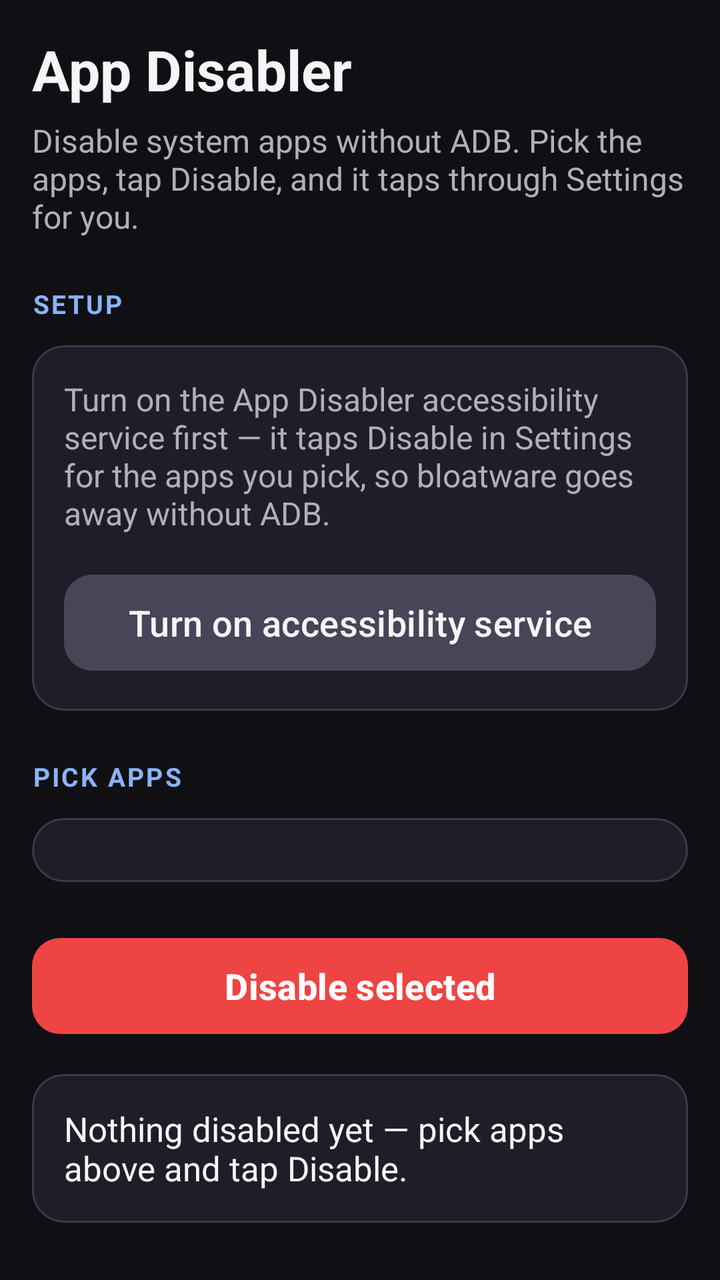
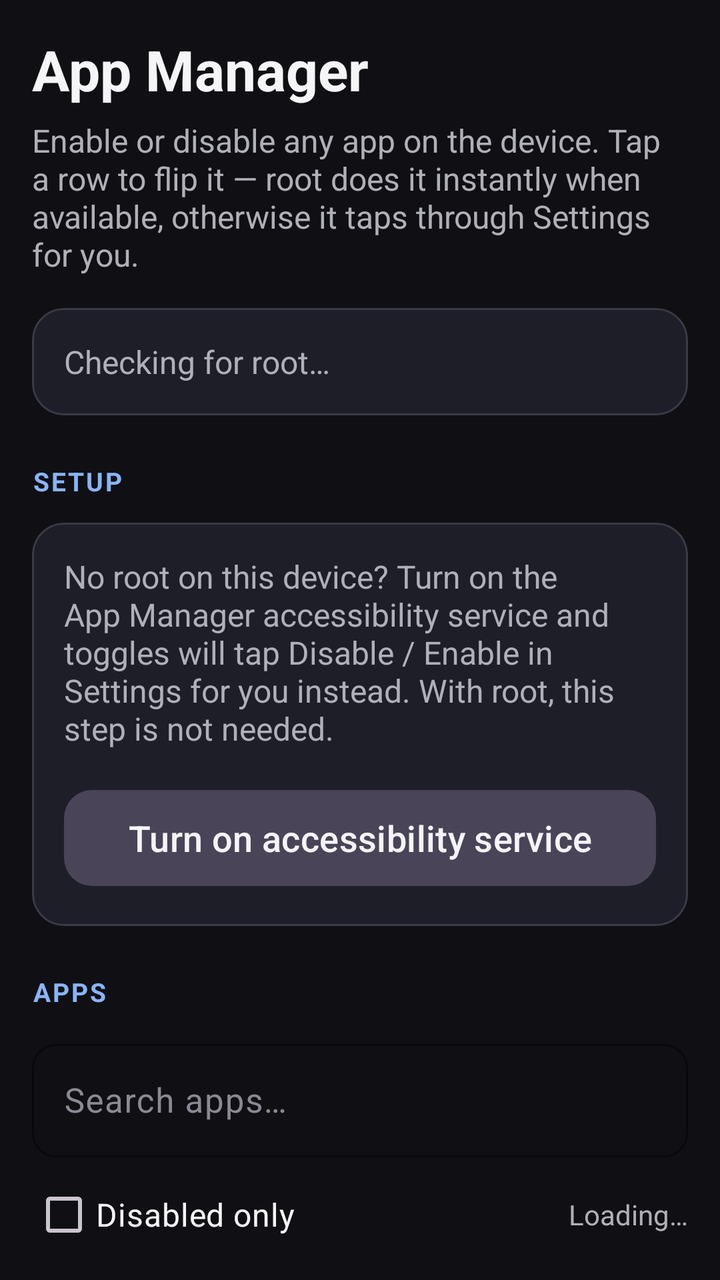

An Android layout rendered at two revisions. The XML below is the earlier revision; the diff shows what the commit changed to produce the second picture.
<!-- AndroidManifest.xml: application theme Theme.AppDisabler -->
<!-- res/layout/activity_main.xml -->
<?xml version="1.0" encoding="utf-8"?>
<ScrollView xmlns:android="http://schemas.android.com/apk/res/android"
    xmlns:app="http://schemas.android.com/apk/res-auto"
    android:layout_width="match_parent"
    android:layout_height="match_parent"
    android:background="@color/ra_background"
    android:padding="16dp">

    <LinearLayout
        android:layout_width="match_parent"
        android:layout_height="wrap_content"
        android:orientation="vertical"
        android:paddingBottom="24dp">

        <TextView
            style="@style/Ra.Text.Title"
            android:layout_width="wrap_content"
            android:layout_height="wrap_content"
            android:text="@string/app_name" />

        <TextView
            style="@style/Ra.Text.Tagline"
            android:layout_width="wrap_content"
            android:layout_height="wrap_content"
            android:layout_marginTop="6dp"
            android:text="@string/app_tagline" />

        
        <TextView
            style="@style/Ra.Text.SectionLabel"
            android:layout_width="wrap_content"
            android:layout_height="wrap_content"
            android:layout_marginTop="24dp"
            android:text="@string/section_setup" />

        <com.google.android.material.card.MaterialCardView
            android:layout_width="match_parent"
            android:layout_height="wrap_content"
            android:layout_marginTop="12dp"
            app:cardBackgroundColor="@color/ra_surface"
            app:cardCornerRadius="16dp"
            app:cardElevation="0dp"
            app:contentPadding="16dp"
            app:strokeColor="@color/ra_outline"
            app:strokeWidth="1dp">

            <LinearLayout
                android:layout_width="match_parent"
                android:layout_height="wrap_content"
                android:orientation="vertical">

                <TextView
                    style="@style/Ra.Text.Body"
                    android:layout_width="wrap_content"
                    android:layout_height="wrap_content"
                    android:text="@string/setup_body" />

                <Button
                    android:id="@+id/accessibility_button"
                    style="@style/Ra.Button.Tonal"
                    android:layout_width="match_parent"
                    android:layout_height="wrap_content"
                    android:layout_marginTop="16dp"
                    android:text="@string/enable_accessibility" />
            </LinearLayout>

        </com.google.android.material.card.MaterialCardView>

        
        <TextView
            style="@style/Ra.Text.SectionLabel"
            android:layout_width="wrap_content"
            android:layout_height="wrap_content"
            android:layout_marginTop="24dp"
            android:text="@string/section_apps" />

        <com.google.android.material.card.MaterialCardView
            android:layout_width="match_parent"
            android:layout_height="wrap_content"
            android:layout_marginTop="12dp"
            app:cardBackgroundColor="@color/ra_surface"
            app:cardCornerRadius="16dp"
            app:cardElevation="0dp"
            app:contentPadding="16dp"
            app:strokeColor="@color/ra_outline"
            app:strokeWidth="1dp">

            <LinearLayout
                android:id="@+id/app_list"
                android:layout_width="match_parent"
                android:layout_height="wrap_content"
                android:orientation="vertical" />

        </com.google.android.material.card.MaterialCardView>

        
        <Button
            android:id="@+id/disable_button"
            style="@style/Ra.Button.Danger"
            android:layout_width="match_parent"
            android:layout_height="wrap_content"
            android:layout_marginTop="24dp"
            android:text="@string/disable_selected" />

        <com.google.android.material.card.MaterialCardView
            android:layout_width="match_parent"
            android:layout_height="wrap_content"
            android:layout_marginTop="16dp"
            app:cardBackgroundColor="@color/ra_surface"
            app:cardCornerRadius="16dp"
            app:cardElevation="0dp"
            app:contentPadding="16dp"
            app:strokeColor="@color/ra_outline"
            app:strokeWidth="1dp">

            <TextView
                android:id="@+id/status_text"
                style="@style/Ra.Text.Status"
                android:layout_width="match_parent"
                android:layout_height="wrap_content"
                android:text="@string/status_idle" />

        </com.google.android.material.card.MaterialCardView>

    </LinearLayout>

</ScrollView>
<!-- resources referenced by this layout -->
<resources>
  <color name="ra_background">#101014</color>
  <color name="ra_outline">#3A3A48</color>
  <color name="ra_surface">#1E1E28</color>
  <string name="app_name">App Disabler</string>
  <string name="app_tagline">Disable system apps without ADB. Pick the apps, tap Disable, and it taps through Settings for you.</string>
  <string name="disable_selected">Disable selected</string>
  <string name="enable_accessibility">Turn on accessibility service</string>
  <string name="section_apps">Pick apps</string>
  <string name="section_setup">Setup</string>
  <string name="setup_body">Turn on the App Disabler accessibility service first — it taps Disable in Settings for the apps you pick, so bloatware goes away without ADB.</string>
  <string name="status_idle">Nothing disabled yet — pick apps above and tap Disable.</string>
  <style name="Ra.Button.Danger" parent="Widget.Material3.Button">
          <item name="android:minHeight">56dp</item>
          <item name="android:textSize">18sp</item>
          <item name="android:textStyle">bold</item>
          <item name="android:textColor">@color/ra_on_primary</item>
          <item name="backgroundTint">@color/ra_danger</item>
          <item name="cornerRadius">14dp</item>
          <item name="android:textAllCaps">false</item>
      </style>
  <style name="Ra.Button.Tonal" parent="Widget.Material3.Button.TonalButton">
          <item name="android:minHeight">56dp</item>
          <item name="android:textSize">18sp</item>
          <item name="android:textColor">@color/ra_text_primary</item>
          <item name="cornerRadius">14dp</item>
          <item name="android:textAllCaps">false</item>
      </style>
  <style name="Ra.Text.Body">
          <item name="android:textSize">16sp</item>
          <item name="android:textColor">@color/ra_text_secondary</item>
      </style>
  <style name="Ra.Text.SectionLabel">
          <item name="android:textSize">13sp</item>
          <item name="android:textStyle">bold</item>
          <item name="android:textColor">@color/ra_primary_light</item>
          <item name="android:letterSpacing">0.08</item>
          <item name="android:textAllCaps">true</item>
      </style>
  <style name="Ra.Text.Status">
          <item name="android:textSize">17sp</item>
          <item name="android:textColor">@color/ra_text_primary</item>
      </style>
  <style name="Ra.Text.Tagline">
          <item name="android:textSize">16sp</item>
          <item name="android:textColor">@color/ra_text_secondary</item>
      </style>
  <style name="Ra.Text.Title">
          <item name="android:textSize">28sp</item>
          <item name="android:textStyle">bold</item>
          <item name="android:textColor">@color/ra_text_primary</item>
      </style>
  <color name="ra_on_primary">#FFFFFF</color>
  <color name="ra_danger">#EF4444</color>
  <color name="ra_text_primary">#F5F5F7</color>
  <color name="ra_text_secondary">#B0B0B8</color>
  <color name="ra_primary_light">#8AB4F8</color>
  <color name="ra_primary">#3B82F6</color>
  <!-- unchanged entries left out for length: 1 -->
</resources>

<!-- the commit's change to res/layout/activity_main.xml (unified diff, before → after) -->
@@ -1,127 +1,165 @@
 <?xml version="1.0" encoding="utf-8"?>
-<ScrollView xmlns:android="http://schemas.android.com/apk/res/android"
+<LinearLayout xmlns:android="http://schemas.android.com/apk/res/android"
     xmlns:app="http://schemas.android.com/apk/res-auto"
     android:layout_width="match_parent"
     android:layout_height="match_parent"
     android:background="@color/ra_background"
+    android:orientation="vertical"
     android:padding="16dp">
+
+    <TextView
+        style="@style/Ra.Text.Title"
+        android:layout_width="wrap_content"
+        android:layout_height="wrap_content"
+        android:text="@string/app_name" />
+
+    <TextView
+        style="@style/Ra.Text.Tagline"
+        android:layout_width="wrap_content"
+        android:layout_height="wrap_content"
+        android:layout_marginTop="6dp"
+        android:text="@string/app_tagline" />
+
+    
+    <com.google.android.material.card.MaterialCardView
+        android:layout_width="match_parent"
+        android:layout_height="wrap_content"
+        android:layout_marginTop="16dp"
+        app:cardBackgroundColor="@color/ra_surface"
+        app:cardCornerRadius="16dp"
+        app:cardElevation="0dp"
+        app:contentPadding="16dp"
+        app:strokeColor="@color/ra_outline"
+        app:strokeWidth="1dp">
+
+        <TextView
+            android:id="@+id/root_status"
+            style="@style/Ra.Text.Body"
+            android:layout_width="match_parent"
+            android:layout_height="wrap_content"
+            android:text="@string/root_checking" />
+
+    </com.google.android.material.card.MaterialCardView>
+
+    
+    <TextView
+        style="@style/Ra.Text.SectionLabel"
+        android:layout_width="wrap_content"
+        android:layout_height="wrap_content"
+        android:layout_marginTop="24dp"
+        android:text="@string/section_setup" />
+
+    <com.google.android.material.card.MaterialCardView
+        android:layout_width="match_parent"
+        android:layout_height="wrap_content"
+        android:layout_marginTop="12dp"
+        app:cardBackgroundColor="@color/ra_surface"
+        app:cardCornerRadius="16dp"
+        app:cardElevation="0dp"
+        app:contentPadding="16dp"
+        app:strokeColor="@color/ra_outline"
+        app:strokeWidth="1dp">
+
+        <LinearLayout
+            android:layout_width="match_parent"
+            android:layout_height="wrap_content"
+            android:orientation="vertical">
+
+            <TextView
+                style="@style/Ra.Text.Body"
+                android:layout_width="wrap_content"
+                android:layout_height="wrap_content"
+                android:text="@string/setup_body" />
+
+            <Button
+                android:id="@+id/accessibility_button"
+                style="@style/Ra.Button.Tonal"
+                android:layout_width="match_parent"
+                android:layout_height="wrap_content"
+                android:layout_marginTop="16dp"
+                android:text="@string/enable_accessibility" />
+        </LinearLayout>
+
+    </com.google.android.material.card.MaterialCardView>
+
+    
+    <TextView
+        style="@style/Ra.Text.SectionLabel"
+        android:layout_width="wrap_content"
+        android:layout_height="wrap_content"
+        android:layout_marginTop="24dp"
+        android:text="@string/section_apps" />
+
+    <com.google.android.material.textfield.TextInputLayout
+        style="@style/Ra.Input"
+        android:layout_width="match_parent"
+        android:layout_height="wrap_content"
+        android:layout_marginTop="12dp"
+        android:hint="@string/search_hint">
+
+        <com.google.android.material.textfield.TextInputEditText
+            android:id="@+id/search_box"
+            android:layout_width="match_parent"
+            android:layout_height="wrap_content"
+            android:inputType="text"
+            android:textSize="17sp" />
+
+    </com.google.android.material.textfield.TextInputLayout>
 
     <LinearLayout
         android:layout_width="match_parent"
         android:layout_height="wrap_content"
-        android:orientation="vertical"
-        android:paddingBottom="24dp">
+        android:layout_marginTop="12dp"
+        android:gravity="center_vertical"
+        android:orientation="horizontal">
+
+        <com.google.android.material.checkbox.MaterialCheckBox
+            android:id="@+id/disabled_only"
+            android:layout_width="wrap_content"
+            android:layout_height="wrap_content"
+            android:minHeight="48dp"
+            android:text="@string/disabled_only"
+            android:textColor="@color/ra_text_primary"
+            android:textSize="16sp" />
 
         <TextView
-            style="@style/Ra.Text.Title"
-            android:layout_width="wrap_content"
+            android:id="@+id/list_count"
+            style="@style/Ra.Text.Note"
+            android:layout_width="0dp"
             android:layout_height="wrap_content"
-            android:text="@string/app_name" />
-
-        <TextView
-            style="@style/Ra.Text.Tagline"
-            android:layout_width="wrap_content"
-            android:layout_height="wrap_content"
-            android:layout_marginTop="6dp"
-            android:text="@string/app_tagline" />
-
-        
-        <TextView
-            style="@style/Ra.Text.SectionLabel"
-            android:layout_width="wrap_content"
-            android:layout_height="wrap_content"
-            android:layout_marginTop="24dp"
-            android:text="@string/section_setup" />
-
-        <com.google.android.material.card.MaterialCardView
-            android:layout_width="match_parent"
-            android:layout_height="wrap_content"
-            android:layout_marginTop="12dp"
-            app:cardBackgroundColor="@color/ra_surface"
-            app:cardCornerRadius="16dp"
-            app:cardElevation="0dp"
-            app:contentPadding="16dp"
-            app:strokeColor="@color/ra_outline"
-            app:strokeWidth="1dp">
-
-            <LinearLayout
-                android:layout_width="match_parent"
-                android:layout_height="wrap_content"
-                android:orientation="vertical">
-
-                <TextView
-                    style="@style/Ra.Text.Body"
-                    android:layout_width="wrap_content"
-                    android:layout_height="wrap_content"
-                    android:text="@string/setup_body" />
-
-                <Button
-                    android:id="@+id/accessibility_button"
-                    style="@style/Ra.Button.Tonal"
-                    android:layout_width="match_parent"
-                    android:layout_height="wrap_content"
-                    android:layout_marginTop="16dp"
-                    android:text="@string/enable_accessibility" />
-            </LinearLayout>
-
-        </com.google.android.material.card.MaterialCardView>
-
-        
-        <TextView
-            style="@style/Ra.Text.SectionLabel"
-            android:layout_width="wrap_content"
-            android:layout_height="wrap_content"
-            android:layout_marginTop="24dp"
-            android:text="@string/section_apps" />
-
-        <com.google.android.material.card.MaterialCardView
-            android:layout_width="match_parent"
-            android:layout_height="wrap_content"
-            android:layout_marginTop="12dp"
-            app:cardBackgroundColor="@color/ra_surface"
-            app:cardCornerRadius="16dp"
-            app:cardElevation="0dp"
-            app:contentPadding="16dp"
-            app:strokeColor="@color/ra_outline"
-            app:strokeWidth="1dp">
-
-            <LinearLayout
-                android:id="@+id/app_list"
-                android:layout_width="match_parent"
-                android:layout_height="wrap_content"
-                android:orientation="vertical" />
-
-        </com.google.android.material.card.MaterialCardView>
-
-        
-        <Button
-            android:id="@+id/disable_button"
-            style="@style/Ra.Button.Danger"
-            android:layout_width="match_parent"
-            android:layout_height="wrap_content"
-            android:layout_marginTop="24dp"
-            android:text="@string/disable_selected" />
-
-        <com.google.android.material.card.MaterialCardView
-            android:layout_width="match_parent"
-            android:layout_height="wrap_content"
-            android:layout_marginTop="16dp"
-            app:cardBackgroundColor="@color/ra_surface"
-            app:cardCornerRadius="16dp"
-            app:cardElevation="0dp"
-            app:contentPadding="16dp"
-            app:strokeColor="@color/ra_outline"
-            app:strokeWidth="1dp">
-
-            <TextView
-                android:id="@+id/status_text"
-                style="@style/Ra.Text.Status"
-                android:layout_width="match_parent"
-                android:layout_height="wrap_content"
-                android:text="@string/status_idle" />
-
-        </com.google.android.material.card.MaterialCardView>
+            android:layout_weight="1"
+            android:gravity="end"
+            android:text="@string/count_loading" />
 
     </LinearLayout>
 
-</ScrollView>
+    
+    <androidx.recyclerview.widget.RecyclerView
+        android:id="@+id/app_list"
+        android:layout_width="match_parent"
+        android:layout_height="0dp"
+        android:layout_marginTop="8dp"
+        android:layout_weight="1" />
+
+    
+    <com.google.android.material.card.MaterialCardView
+        android:layout_width="match_parent"
+        android:layout_height="wrap_content"
+        android:layout_marginTop="16dp"
+        app:cardBackgroundColor="@color/ra_surface"
+        app:cardCornerRadius="16dp"
+        app:cardElevation="0dp"
+        app:contentPadding="16dp"
+        app:strokeColor="@color/ra_outline"
+        app:strokeWidth="1dp">
+
+        <TextView
+            android:id="@+id/status_text"
+            style="@style/Ra.Text.Status"
+            android:layout_width="match_parent"
+            android:layout_height="wrap_content"
+            android:text="@string/status_idle" />
+
+    </com.google.android.material.card.MaterialCardView>
+
+</LinearLayout>
<!-- resource entries referenced after the edit -->
@@ -3,23 +3,17 @@
   <color name="ra_background">#101014</color>
   <color name="ra_outline">#3A3A48</color>
   <color name="ra_surface">#1E1E28</color>
-  <string name="app_name">App Disabler</string>
-  <string name="app_tagline">Disable system apps without ADB. Pick the apps, tap Disable, and it taps through Settings for you.</string>
-  <string name="disable_selected">Disable selected</string>
+  <string name="app_name">App Manager</string>
+  <string name="app_tagline">Enable or disable any app on the device. Tap a row to flip it — root does it instantly when available, otherwise it taps through Settings for you.</string>
+  <string name="count_loading">Loading…</string>
+  <string name="disabled_only">Disabled only</string>
   <string name="enable_accessibility">Turn on accessibility service</string>
-  <string name="section_apps">Pick apps</string>
+  <string name="root_checking">Checking for root…</string>
+  <string name="search_hint">Search apps…</string>
+  <string name="section_apps">Apps</string>
   <string name="section_setup">Setup</string>
-  <string name="setup_body">Turn on the App Disabler accessibility service first — it taps Disable in Settings for the apps you pick, so bloatware goes away without ADB.</string>
-  <string name="status_idle">Nothing disabled yet — pick apps above and tap Disable.</string>
-  <style name="Ra.Button.Danger" parent="Widget.Material3.Button">
-          <item name="android:minHeight">56dp</item>
-          <item name="android:textSize">18sp</item>
-          <item name="android:textStyle">bold</item>
-          <item name="android:textColor">@color/ra_on_primary</item>
-          <item name="backgroundTint">@color/ra_danger</item>
-          <item name="cornerRadius">14dp</item>
-          <item name="android:textAllCaps">false</item>
-      </style>
+  <string name="setup_body">No root on this device? Turn on the App Manager accessibility service and toggles will tap Disable / Enable in Settings for you instead. With root, this step is not needed.</string>
+  <string name="status_idle">Nothing toggled yet — tap a row to enable or disable an app.</string>
   <style name="Ra.Button.Tonal" parent="Widget.Material3.Button.TonalButton">
           <item name="android:minHeight">56dp</item>
           <item name="android:textSize">18sp</item>
@@ -27,8 +21,22 @@
           <item name="cornerRadius">14dp</item>
           <item name="android:textAllCaps">false</item>
       </style>
+  <style name="Ra.Input" parent="Widget.Material3.TextInputLayout.OutlinedBox">
+          <item name="boxStrokeColor">@color/ra_outline</item>
+          <item name="boxStrokeWidth">1dp</item>
+          <item name="hintTextColor">@color/ra_primary_light</item>
+          <item name="android:textColorHint">@color/ra_text_hint</item>
+          <item name="boxCornerRadiusTopStart">12dp</item>
+          <item name="boxCornerRadiusTopEnd">12dp</item>
+          <item name="boxCornerRadiusBottomStart">12dp</item>
+          <item name="boxCornerRadiusBottomEnd">12dp</item>
+      </style>
   <style name="Ra.Text.Body">
           <item name="android:textSize">16sp</item>
+          <item name="android:textColor">@color/ra_text_secondary</item>
+      </style>
+  <style name="Ra.Text.Note">
+          <item name="android:textSize">14sp</item>
           <item name="android:textColor">@color/ra_text_secondary</item>
       </style>
   <style name="Ra.Text.SectionLabel">
@@ -52,10 +60,10 @@
           <item name="android:textColor">@color/ra_text_primary</item>
       </style>
   <color name="ra_on_primary">#FFFFFF</color>
-  <color name="ra_danger">#EF4444</color>
   <color name="ra_text_primary">#F5F5F7</color>
   <color name="ra_text_secondary">#B0B0B8</color>
   <color name="ra_primary_light">#8AB4F8</color>
+  <color name="ra_text_hint">#8A8A94</color>
   <color name="ra_primary">#3B82F6</color>
   <!-- unchanged entries left out for length: 1 -->
 </resources>
